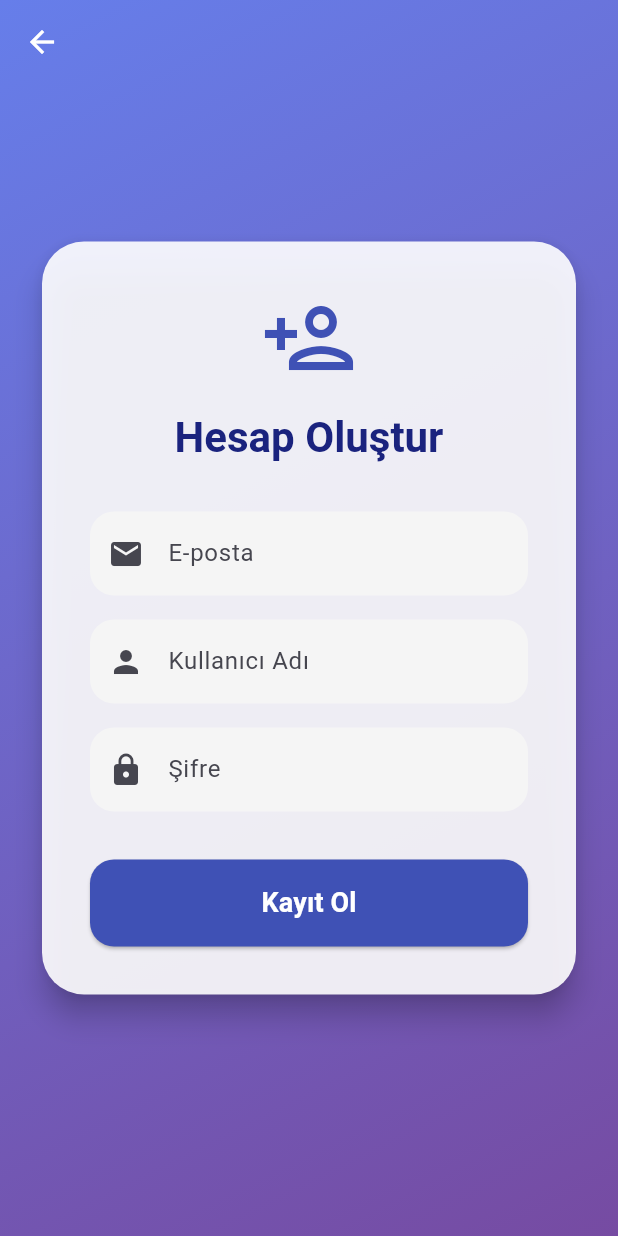
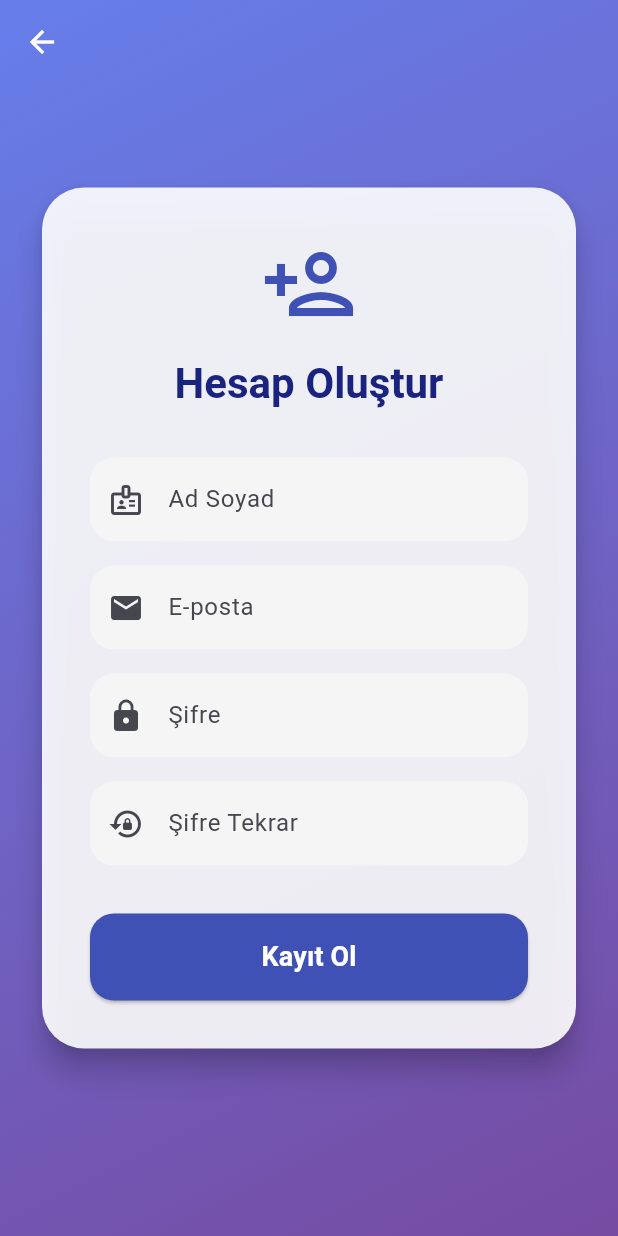
Before and after one commit to guneybeyza/App-Project, a Flutter app: the RegisterPage screen opened directly, after a tap on "Kayıt Ol", on a phone screen of 412 x 824 dp. Run offline on Flutter 3.47's test engine with Material 3 defaults, Android fonts, the phone set to English and light mode, and no system bars.

```diff
--- a/TaskApp.App/lib/main.dart
+++ b/TaskApp.App/lib/main.dart
@@ -55,15 +55,15 @@ class LoginPage extends StatefulWidget {
 }
 
 class _LoginPageState extends State<LoginPage> {
-  final _usernameController = TextEditingController();
+  final _emailController = TextEditingController();
   final _passwordController = TextEditingController();
 
   void _login() {
-    final username = _usernameController.text;
-    if (username.isNotEmpty) {
+    final email = _emailController.text;
+    if (email.isNotEmpty) {
       ScaffoldMessenger.of(context).showSnackBar(
         SnackBar(
-          content: Text('Hoşgeldin, $username!'),
+          content: Text('Hoşgeldin, $email!'),
           behavior: SnackBarBehavior.floating,
         ),
       );
@@ -72,7 +72,7 @@ class _LoginPageState extends State<LoginPage> {
 
   @override
   void dispose() {
-    _usernameController.dispose();
+    _emailController.dispose();
     _passwordController.dispose();
     super.dispose();
   }
@@ -117,10 +117,10 @@ class _LoginPageState extends State<LoginPage> {
                     ),
                     const SizedBox(height: 32),
                     TextField(
-                      controller: _usernameController,
+                      controller: _emailController,
                       decoration: InputDecoration(
-                        labelText: 'Kullanıcı Adı',
-                        prefixIcon: const Icon(Icons.person),
+                        labelText: 'E-posta',
+                        prefixIcon: const Icon(Icons.email),
                         filled: true,
                         fillColor: Colors.grey.shade100,
                         border: OutlineInputBorder(
@@ -201,12 +201,14 @@ class RegisterPage extends StatefulWidget {
 }
 
 class _RegisterPageState extends State<RegisterPage> {
+  final _nameController = TextEditingController();
   final _emailController = TextEditingController();
-  final _usernameController = TextEditingController();
   final _passwordController = TextEditingController();
+  final _confirmPasswordController = TextEditingController();
 
   void _register() {
-    if (_usernameController.text.isNotEmpty) {
+    if (_nameController.text.isNotEmpty &&
+        _passwordController.text == _confirmPasswordController.text) {
       ScaffoldMessenger.of(context).showSnackBar(
         const SnackBar(
           content: Text('Kayıt başarılı! Giriş yapabilirsiniz.'),
@@ -214,14 +216,22 @@ class _RegisterPageState extends State<RegisterPage> {
         ),
       );
       Navigator.pop(context);
+    } else if (_passwordController.text != _confirmPasswordController.text) {
+      ScaffoldMessenger.of(context).showSnackBar(
+        const SnackBar(
+          content: Text('Şifreler uyuşmuyor!'),
+          behavior: SnackBarBehavior.floating,
+        ),
+      );
     }
   }
 
   @override
   void dispose() {
+    _nameController.dispose();
     _emailController.dispose();
-    _usernameController.dispose();
     _passwordController.dispose();
+    _confirmPasswordController.dispose();
     super.dispose();
   }
 
@@ -264,10 +274,10 @@ class _RegisterPageState extends State<RegisterPage> {
                     ),
                     const SizedBox(height: 32),
                     TextField(
-                      controller: _emailController,
+                      controller: _nameController,
                       decoration: InputDecoration(
-                        labelText: 'E-posta',
-                        prefixIcon: const Icon(Icons.email),
+                        labelText: 'Ad Soyad',
+                        prefixIcon: const Icon(Icons.badge_outlined),
                         filled: true,
                         fillColor: Colors.grey.shade100,
                         border: OutlineInputBorder(
@@ -278,10 +288,10 @@ class _RegisterPageState extends State<RegisterPage> {
                     ),
                     const SizedBox(height: 16),
                     TextField(
-                      controller: _usernameController,
+                      controller: _emailController,
                       decoration: InputDecoration(
-                        labelText: 'Kullanıcı Adı',
-                        prefixIcon: const Icon(Icons.person),
+                        labelText: 'E-posta',
+                        prefixIcon: const Icon(Icons.email),
                         filled: true,
                         fillColor: Colors.grey.shade100,
                         border: OutlineInputBorder(
@@ -297,6 +307,21 @@ class _RegisterPageState extends State<RegisterPage> {
                       decoration: InputDecoration(
                         labelText: 'Şifre',
                         prefixIcon: const Icon(Icons.lock),
+                        filled: true,
+                        fillColor: Colors.grey.shade100,
+                        border: OutlineInputBorder(
+                          borderRadius: BorderRadius.circular(16),
+                          borderSide: BorderSide.none,
+                        ),
+                      ),
+                    ),
+                    const SizedBox(height: 16),
+                    TextField(
+                      controller: _confirmPasswordController,
+                      obscureText: true,
+                      decoration: InputDecoration(
+                        labelText: 'Şifre Tekrar',
+                        prefixIcon: const Icon(Icons.lock_reset),
                         filled: true,
                         fillColor: Colors.grey.shade100,
                         border: OutlineInputBorder(
```
